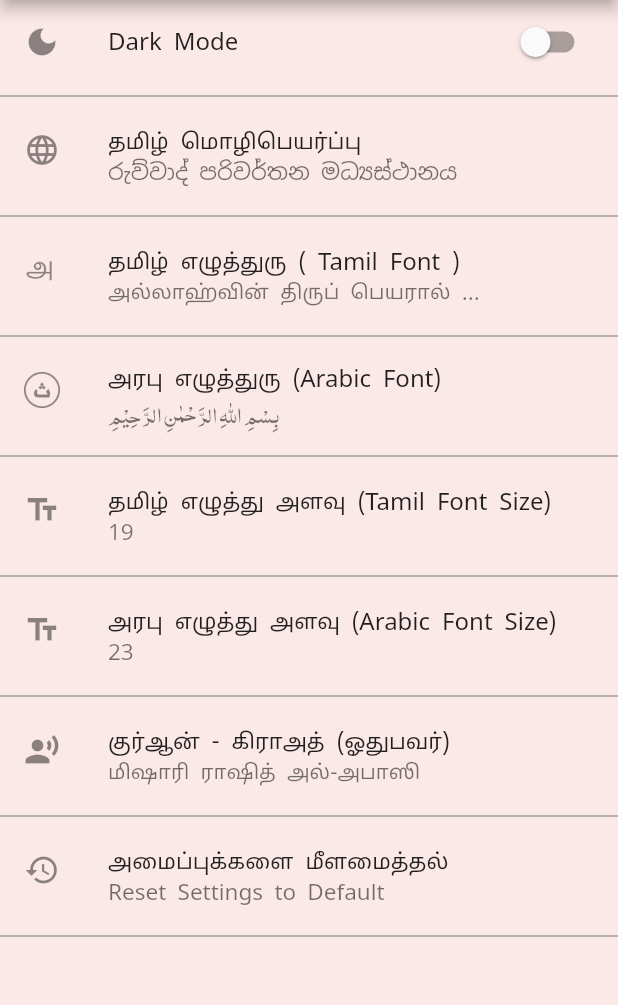
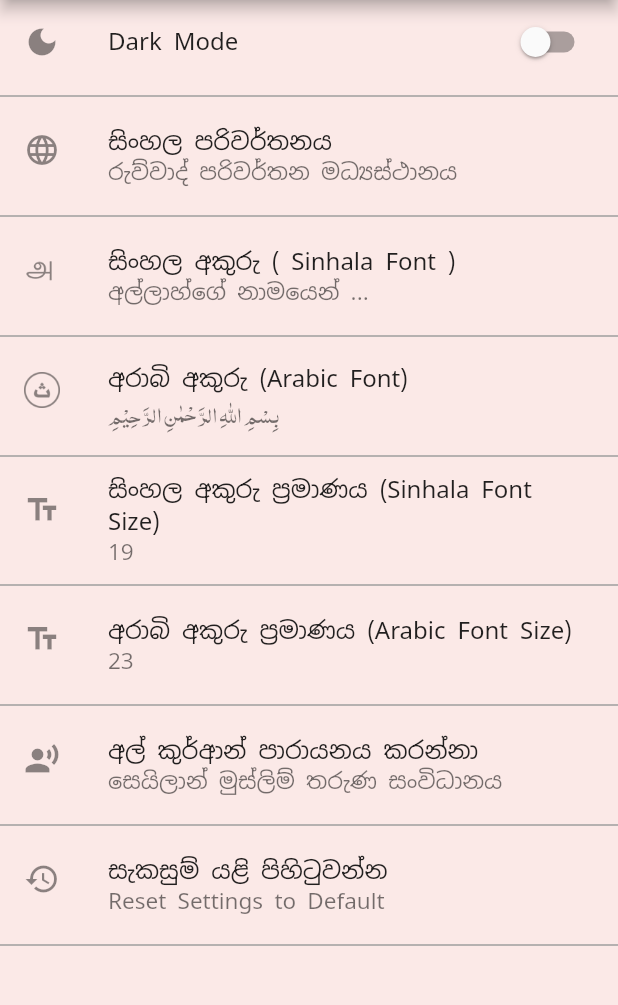
Before and after one commit to FaheemJawfar/sinhala_quran, a Flutter app: the SettingsScreen screen opened directly, on a phone screen of 412 x 824 dp, the part 84-1089 px from its top. Run offline on Flutter 3.47's test engine with Material 2 defaults, Android fonts, the phone set to English and light mode, and no system bars; our stand-ins replace device_info_plus, just_audio, just_audio_background, package_info_plus, scrollable_positioned_list, share_plus and 2 more; missing offline and left inert: custom_cupertino_picker; accounts and stored records are empty.

Commit message:
V1 is ready to publish - Alhamdulillah!

```diff
--- a/lib/app_config/color_config.dart
+++ b/lib/app_config/color_config.dart
@@ -6,9 +6,9 @@ class ColorConfig {
 
   static Color primaryColor = Colors.deepOrange;
   static Color backgroundColor = Colors.deepOrange.shade50;
-  static Color popupColor = Colors.green.shade100;
-  static Color buttonColor = Colors.green.shade700;
-
+  static Color popupColor = Colors.deepOrange.shade100;
+  static Color buttonColor = Colors.deepOrange.shade700;
+  static Color popupMenuButtonColor = Colors.deepOrange.shade100;
   static ButtonStyle darkModeButtonStyle = ButtonStyle(
     backgroundColor: MaterialStateProperty.resolveWith<Color>((Set<MaterialState> states) {
       if (states.contains(MaterialState.pressed)) {
--- a/lib/app_texts/about.dart
+++ b/lib/app_texts/about.dart
@@ -1,13 +1,13 @@
 class AboutTexts {
   // About us screen
-  static const String aboutUs = 'எம்மைப்பற்றி';
-  static const String appNameWithTranslation = 'Tamil Quran (திருக்குர்ஆன்)';
+  static const String aboutUs = 'අපි ගැන';
+  static const String appNameWithTranslation = 'Sinhala Quran \n(ශුද්ධ වූ අල්කුර්ආන්)';
   static const String aboutUsContent = '';
-  static const String developerName = '- J. பஹீம்';
+  static const String developerName = '- J. ෆහීම්';
   static const String sendFeedback =
-      'இந்த App இல் நீங்கள் காணும் தவறுகளை எமக்கு சுட்டிக்காட்டுங்கள். மேலும் உங்கள் கருத்துக்களையும் விமர்சனங்களையும் எம்முடன் பகிர்ந்து கொள்ளுங்கள்:';
+      'මෙම යෙදුමෙහි ඔබ දකින වැරදි අපට පෙන්වා දෙන්න. තව දුරටත් ඔබේ අදහස් සහ විචාරයන් සහ අපි සමඟ බෙදා ගන්න:';
   static const String developedBy = 'App designed & developed by:';
-  static const String toContact = 'தொடர்புகளுக்கு:';
-  static const String emailUs = 'Email மூலம்';
-  static const String whatsAppUs = 'WhatsApp மூலம்';
+  static const String toContact = 'සම්බන්ධතා වලට:';
+  static const String emailUs = 'ඊමේල් හරහා';
+  static const String whatsAppUs = 'WhatsApp හරහා';
 }
--- a/lib/app_texts/bookmarks.dart
+++ b/lib/app_texts/bookmarks.dart
@@ -1,7 +1,7 @@
 class BookmarksTexts {
   // Bookmarks Screen
   static const String bookmarksWillAppearHere =
-      'நீங்கள் பதிவு செய்த Bookmark களை இங்கே காணலாம்!';
+      'මෙහිදී ඔබට පිටු සලකුණු දැකිය හැක!';
 
       // Bookmark Helper
   static const String bookmarkAdded = 'Bookmark added successfully!';
--- a/lib/app_texts/common_widget_texts.dart
+++ b/lib/app_texts/common_widget_texts.dart
@@ -3,5 +3,5 @@ class CommonWidgetTexts {
   static const String selectAnItem = 'Select an item';
   static const String popUpCancel = 'Cancel';
   static const String popUpSelect = 'Select';
-  static const String settingsTranslation = 'அமைப்புகள்';
+  static const String settingsTranslation = 'සැකසුම්';
 }
--- a/lib/app_texts/home_texts.dart
+++ b/lib/app_texts/home_texts.dart
@@ -2,20 +2,20 @@ import '../app_config/app_config.dart';
 
 class HomeTexts {
     // Splash Screen
-  static const String theHolyQuran = 'திருக்குர்ஆன்';
-  static const String arabicAndTranslation = 'அரபு மூலம் மற்றும் மொழிபெயர்ப்பு';
+  static const String theHolyQuran = 'ශුද්ධ වූ අල්කුර්ආන්';
+  static const String arabicAndTranslation = 'අර්ථ විවරණය සිංහල බසින්';
 
   // Sura List Arabic Screen
   static const String verseCount = 'වැකි ගණන:';
 
   // Sura List Tamil Screen
-  static const String continueReading = 'வாசிப்பைத் தொடர்க...';
+  static const String continueReading = 'දිගටම කියවන්න...';
 
 
 // Home Screen
-  static const String translation = 'மொழிபெயர்ப்பு';
-  static const String onlyArabic = 'அரபு மூலம்';
-  static const String bookmarks = 'புத்தகக்குறிகள்';
+  static const String translation = 'පරිවර්තනය';
+  static const String onlyArabic = 'පාරායනය කරන්න';
+  static const String bookmarks = 'පිටු සලකුණු';
 
 
   // Home Screen PopUp
@@ -25,10 +25,10 @@ class HomeTexts {
   static const String aboutUs = 'About us';
   static const String supportUs = 'Support us!';
   static const String shareAppText =
-      'திருக்குர்ஆன் தமிழாக்கம் Android App இனை இப்போதே Playstore இலிருந்து பதிவிறக்கம் செய்து பயன் படுத்துங்கள்: \n${AppConfig.playStoreUrl}';
+      'Sinhala Quran App එක දැන් ප්ලේස්ටෝර් එකෙන් ඩවුන්ලෝඩ් කරලා ප්‍රයෝජන ගන්න: \n${AppConfig.playStoreUrl}';
 
 // Rate App
-  static const String feedback = 'Feedback';
+  static const String feedback = 'ප්රතිපෝෂණ';
   static const String enterFeedback = 'Enter your feedback here';
   static const String ratingCancel = 'Cancel';
   static const String pleaseEnterFeedback =
@@ -39,19 +39,19 @@ class HomeTexts {
 
 
   // Sura Verse Picker
-  static const String goToVerseHeader = 'வசனத்திற்குச் செல்க...';
+  static const String goToVerseHeader = 'වැකියට යන්න...';
 
 
   // Quran App Drawer
-  static const String appNameSubtitle = '(திருக்குர்ஆன் தமிழாக்கம்)';
-  static const String quranAudio = 'திருக்குர்ஆன் - ஆடியோ';
-  static const String explanation = 'விளக்கக் குறிப்புகள்';
-  static const String searchInQuran = 'திருக்குர்ஆனில் தேடுக';
-  static const String goToVerse = 'வசனத்திற்குச் செல்க';
-  static const String settingsTranslation = 'அமைப்புகள்';
-  static const String shareThisAppTranslation = 'செயலியைப் பகிர்க';
-  static const String rateAppTranslation = 'செயலியைத் தரப்படுத்துக';
+  static const String appNameSubtitle = '(අල්කුර්ආන් සිංහල පරිවර්තනය)';
+  static const String quranAudio = 'අල්කුර්ආන් - ශ්‍රව්‍ය';
+  static const String explanation = 'විග්‍රහයන්';
+  static const String searchInQuran = 'අල්කුර්ආනයේ සොයන්න';
+  static const String goToVerse = 'වැකියට යන්න';
+  static const String settingsTranslation = 'සැකසුම්';
+  static const String shareThisAppTranslation = 'මෙම යෙදුම බෙදාගන්න';
+  static const String rateAppTranslation = 'මෙම යෙදුම ශ්‍රේණිගත කරන්න';
   static const String checkForUpdates = 'Check for Updates';
-  static const String aboutUsTranslation = 'எம்மைப்பற்றி';
-  static const String donateUsTranslation = 'ஆதரவு வழங்க!';
+  static const String aboutUsTranslation = 'අපි ගැන';
+  static const String donateUsTranslation = 'සහයෝගය ලබා දීමට!';
 }
--- a/lib/app_texts/quran_audio_texts.dart
+++ b/lib/app_texts/quran_audio_texts.dart
@@ -4,5 +4,5 @@ class QuranAudioTexts {
       'Please check your Internet connection!';
 
   // Reciter Selector
-  static const String chooseReciter = 'ஓதுபவரைத் தேர்வு செய்க...';
+  static const String chooseReciter = 'අල් කුර්ආන් පාරායනය කරන්නා තෝරන්න..';
 }
--- a/lib/app_texts/read_quran_texts.dart
+++ b/lib/app_texts/read_quran_texts.dart
@@ -1,30 +1,30 @@
 class ReadQuranTexts {
   // Read Sura Pop Up
-  static const String goToVerseTranslation = 'வசனத்திற்குச் செல்க';
-  static const String shareThisChapter = 'அத்தியாயத்தைப் பகிர்க';
-  static const String searchInQuranTranslation = 'திருக்குர்ஆனில் தேடுக';
+  static const String goToVerseTranslation = 'වැකියට යන්න';
+  static const String shareThisChapter = 'පරිච්ඡේදය බෙදාගන්න';
+  static const String searchInQuranTranslation = 'අල්කුර්ආනයේ සොයන්න';
 
 // Show Verse
   static const String share = 'Share';
   static const String addBookmark = 'Add Bookmark';
-  static const String copyArabicAndTranslation = 'Copy Arabic + Tamil';
+  static const String copyArabicAndTranslation = 'Copy Arabic + Sinhala';
   static const String copyArabic = 'Copy Arabic';
-  static const String copyTranslation = 'Copy Tamil';
+  static const String copyTranslation = 'Copy Sinhala';
 
   // Quran Helper
   static const String languageCode = 'ta';
 
 // Verse Helper
-  static const String verseCopied = 'வசனம் பிரதி செய்யப்பட்டது!';
-  static const String holyQuran = 'திருக்குர்ஆன்';
-  static const String getTamilQuran = 'Get Tamil Quran App';
-  static const String balancedVerseCount = 'மீதமுள்ள வசனங்கள்';
+  static const String verseCopied = 'වැකිය පිටපත් කර ඇත';
+  static const String holyQuran = 'ශුද්ධ වූ අල්කුර්ආන්';
+  static const String getTamilQuran = 'Get Sinhala Quran App';
+  static const String balancedVerseCount = 'ඉතුරු වෙකි ගණන';
   static const String downloadQuranApp =
-      'அத்தியாயத்தை முழுமையாக வாசிக்க Tamil Quran (திருக்குர்ஆன்) அப்ளிகேஷனை Download செய்யவும்.';
-  static const String quranTranslation = 'திருக்குர்ஆன் தமிழாக்கம்';
-  static const String chapter = 'அத்தியாயம்';
-  static const String totalVerseCount = 'மொத்த வசனங்கள்';
-  static const String translatedBy = 'மொழிபெயர்ப்பு';
-  static const String chapterCopied = 'அத்தியாயம் பிரதி செய்யப்பட்டது!';
-  static const String noInternet = 'உங்கள் இணைய இணைப்பை சரிபார்க்கவும்!';
+      'පරිච්ඡේදය සම්පූර්ණයෙන් කියවන්න Sinhala Quran (ශුද්ධ වූ අල්කුර්ආන්) අප්ලිකේෂණ බාගත කරන්න.';
+  static const String quranTranslation = 'අර්ථ විවරණය සිංහල බසින්';
+  static const String chapter = 'පරිච්ඡේදය';
+  static const String totalVerseCount = 'වැකි ගණන';
+  static const String translatedBy = 'පරිවර්තනය';
+  static const String chapterCopied = 'පරිච්ඡේදය පිටපත් කර ඇත!';
+  static const String noInternet = 'ඔබගේ අන්තර්ජාල සම්බන්ධතාවය පරීක්ෂා කරන්න!';
 }
--- a/lib/app_texts/search_texts.dart
+++ b/lib/app_texts/search_texts.dart
@@ -1,10 +1,10 @@
 class SearchTexts {
   // Search Screen
-  static const String searchInQuran = 'திருக்குர்ஆனில் தேடுக';
-  static const String enterWordToSearch = 'தேட வேண்டிய சொல்லை உள்ளிடவும்...';
+  static const String searchInQuran = 'අල්කුර්ආනයේ සොයන්න';
+  static const String enterWordToSearch = 'සෙවිය යුතු කියමන ඇතුලත් කරන්න...';
   static const String popUpShare = 'Share';
   static const String popUpAddBookmark = 'Add Bookmark';
-  static const String popUpCopyArabicAndTranslation = 'Copy Arabic + Tamil';
+  static const String popUpCopyArabicAndTranslation = 'Copy Arabic + Sinhala';
   static const String popUpCopyArabic = 'Copy Arabic';
-  static const String popUpCopyTranslation = 'Copy Tamil';
+  static const String popUpCopyTranslation = 'Copy Sinhala';
 }
--- a/lib/app_texts/settings_texts.dart
+++ b/lib/app_texts/settings_texts.dart
@@ -2,27 +2,27 @@ class SettingsTexts {
 // Settings Screen
   static const String settings = 'Settings';
   static const String darkMode = 'Dark Mode';
-  static const String languageTranslation = 'தமிழ் மொழிபெயர்ப்பு';
+  static const String languageTranslation = 'සිංහල පරිවර්තනය';
   static const String translationIconPath = 'assets/images/tamil.png';
-  static const String translationFont = 'தமிழ் எழுத்துரு ( Tamil Font )';
-  static const String bismillahTranslation = 'அல்லாஹ்வின் திருப் பெயரால் ...';
+  static const String translationFont = 'සිංහල අකුරු ( Sinhala Font )';
+  static const String bismillahTranslation = 'අල්ලාහ්ගේ නාමයෙන් ...';
   static const String arabicIconPath = 'assets/images/arabic.png';
-  static const String arabicFont = 'அரபு எழுத்துரு (Arabic Font)';
+  static const String arabicFont = 'අරාබි අකුරු (Arabic Font)';
   static const String bismillahInArabic =
       'بِسْمِ اللهِ الرَّحْمٰنِ الرَّحِيْمِ';
   static const String translationFontSize =
-      'தமிழ் எழுத்து அளவு (Tamil Font Size)';
-  static const String arabicFontSize = 'அரபு எழுத்து அளவு (Arabic Font Size)';
-  static const String quranReciter = 'குர்ஆன் - கிராஅத் (ஓதுபவர்)';
-  static const String resetSettings = 'அமைப்புக்களை மீளமைத்தல்';
+      'සිංහල අකුරු ප්‍රමාණය (Sinhala Font Size)';
+  static const String arabicFontSize = 'අරාබි අකුරු ප්‍රමාණය (Arabic Font Size)';
+  static const String quranReciter = 'අල් කුර්ආන් පාරායනය කරන්නා';
+  static const String resetSettings = 'සැකසුම් යළි පිහිටුවන්න';
   static const String resetSettingsInfo = 'Reset Settings to Default';
   static const String resetConfirmation = 'Reset Settings?';
   static const String resetConfirmationTranslation =
-      'அமைப்புகளை மீளமைக்க வேண்டுமா?';
-  static const String no = 'இல்லை';
-  static const String yes = 'ஆம்!';
-  static const String selectTranslation = 'மொழிபெயர்ப்பைத் தேர்வு செய்க...';
+      'ඔබට සැකසුම් යළි පිහිටුවීමට අවශ්‍යද?';
+  static const String no = 'නැත';
+  static const String yes = 'ඔව්!';
+  static const String selectTranslation = 'පරිවර්තනය තෝරා ගන්න...';
   static const String popUpCancel = 'Cancel';
   static const String popUpSelect = 'Select';
-  static const String selectFont = 'எழுத்துருவைத் தேர்வு செய்க';
+  static const String selectFont = 'අකුරු තෝරා ගන්න';
 }
--- a/lib/app_texts/support_us_texts.dart
+++ b/lib/app_texts/support_us_texts.dart
@@ -1,13 +1,13 @@
 class SupportUsTexts {
 // Donation Screen
-  static const String donateUs = 'ஆதரவு வழங்க!';
+  static const String donateUs = 'සහයෝගය ලබා දීමට!';
   static const String donationScreenContent =
-      'இந்த திருக்குர்ஆன் தமிழாக்கம் அப்ளிகேசனை நாம் இலவசமாக வழங்கி வருகிறோம்.\nஎங்களுக்கு ஆதரவளிக்க விரும்பினால் கீழே உள்ள முறைகளில் உங்களது நன்கொடைகளை வழங்கலாம்.';
+      'මෙම Sinhala Quran (ශුද්ධ වූ අල්කුර්ආන්) යෙදුම අපි නොමිලයේ පිරිනමන්නෙමු.\nඅපට සහාය දැක්වීමට පහතින් ඇති ක්‍රමවේද සඳහා ඔබේ පරිත්‍යාග ලබා දිය හැක.';
   static const String sendUsingCreditDebitCards =
-      'Credit / Debit Card மூலம் அனுப்ப...';
+      'ක්‍රෙඩිට් / ඩෙබිට් කාඩ් හරහා යවන්න...';
   static const String donateUsButtonLabel = 'Donate us!';
   static const String payPalButtonLabel = 'Donate us!';
-  static const String sendViaBankTransfer = 'வங்கிக் கணக்கு மூலம் அனுப்ப...';
+  static const String sendViaBankTransfer = 'බැංකු ගිණුම හරහා යවන්න...';
   static const String bankAccountDetails = 'Bank Account Details';
   static const String bankAccName = 'Name: J. Faheem';
   static const String bankAccNumber = 'Account Number: 231020082879';
@@ -15,7 +15,7 @@ class SupportUsTexts {
   static const String bankBranchName = 'Branch: Kekirawa';
   static const String bankSwiftCode = 'Swift Code: HBLILKLX';
   static const String bankAccountDetailsTranslation =
-      'வங்கிக் கணக்கு விபரங்கள்';
+      'බැංකු ගිණුම් විස්තර';
 
-  static const String sendViaPayPal = 'PayPal மூலம் அனுப்ப...';
+  static const String sendViaPayPal = 'PayPal හරහා යවන්න...';
 }
--- a/lib/app_texts/utils_texts.dart
+++ b/lib/app_texts/utils_texts.dart
@@ -3,7 +3,7 @@ class UtilsTexts {
 
 // Launcher
   static const String mailTo = 'faheemjawfar@gmail.com';
-  static const String mailSubject = 'Tamil Quran App - Feedback';
+  static const String mailSubject = 'Sinhala Quran App - Feedback';
 
 
 }
--- a/lib/home/home_popup_menu.dart
+++ b/lib/home/home_popup_menu.dart
@@ -23,7 +23,7 @@ class _HomeScreenPopupMenuState extends State<HomeScreenPopupMenu> {
     return Padding(
         padding: const EdgeInsets.only(right: 12.0),
         child: PopupMenuButton<String>(
-          color: quranProvider.isDarkMode ? null : Colors.green.shade100,
+          color: quranProvider.isDarkMode ? null : ColorConfig.popupMenuButtonColor,
           itemBuilder: (BuildContext context) => <PopupMenuEntry<String>>[
             PopupMenuItem<String>(
               value: 'settings',
--- a/lib/providers/quran_provider.dart
+++ b/lib/providers/quran_provider.dart
@@ -32,10 +32,10 @@ class QuranProvider extends ChangeNotifier {
   };
 
   List<String> languageFontsList = const [
-    'MUktaMalar',
-    'HindMadurai',
-    'NotoSansTamil',
-    'MeeraInimai'
+    'NotoSansSinhala',
+    'NotoSerifSinhala',
+    'AbhayaLibre',
+    'Yaldevi'
   ];
 
   List<String> arabicFontsList = const [
@@ -176,13 +176,13 @@ class QuranProvider extends ChangeNotifier {
     return TextSpan(children: spans);
   }
 
-  String _tamilFont = AppConfig.appDefaultFont;
+  String _translationFont = AppConfig.appDefaultFont;
 
-  String get tamilFont => AppPreferences.getString('tamilFont') ?? _tamilFont;
+  String get translationFont => AppPreferences.getString('tamilFont') ?? _translationFont;
 
-  set tamilFont(String value) {
+  set translationFont(String value) {
     AppPreferences.setString('tamilFont', value);
-    _tamilFont = value;
+    _translationFont = value;
     notifyListeners();
   }
 
@@ -219,7 +219,7 @@ class QuranProvider extends ChangeNotifier {
     notifyListeners();
   }
 
-  String _selectedReciter = 'alafasy-pj';
+  String _selectedReciter = 'sinhala-quran-amys';
 
   String get selectedReciter =>
       AppPreferences.getString('selectedReciter') ?? _selectedReciter;
@@ -260,12 +260,12 @@ class QuranProvider extends ChangeNotifier {
   }
 
   void clearSettings() {
-    tamilFont = 'MUktaMalar';
+    translationFont = AppConfig.appDefaultFont;
     arabicFont = 'AlQalam';
     tamilFontSize = 19;
     arabicFontSize = 23;
-    selectedTranslation = 'john_trust';
-    selectedReciter = 'alafasy-pj';
+    selectedTranslation = 'rowwad';
+    selectedReciter = 'sinhala-quran-amys';
     isDarkMode = false;
   }
 }
--- a/lib/quran_audio/quran_audio_screen.dart
+++ b/lib/quran_audio/quran_audio_screen.dart
@@ -233,7 +233,7 @@ class _QuranAudioPlayerScreenState extends State<QuranAudioPlayerScreen> {
                 tileColor: selectedSuraIndex == index
                     ? quranProvider.isDarkMode
                         ? Colors.black45
-                        : Colors.green[300]
+                        : Colors.deepOrange.shade400
                     : null,
               );
             },
@@ -247,7 +247,7 @@ class _QuranAudioPlayerScreenState extends State<QuranAudioPlayerScreen> {
             padding: const EdgeInsets.all(15),
             decoration: BoxDecoration(
               color:
-                  quranProvider.isDarkMode ? Colors.black45 : Colors.green[100],
+                  quranProvider.isDarkMode ? Colors.black45 : ColorConfig.popupColor,
               borderRadius: const BorderRadius.all(
                 Radius.circular(15),
               ),
--- a/lib/quran_audio/reciter.dart
+++ b/lib/quran_audio/reciter.dart
@@ -36,34 +36,10 @@ class Reciter {
 
   static final recitersJsonList = [
     {
-      "identifier": "alafasy-pj",
+      "identifier": "sinhala-quran-amys",
       "language": "ta",
-      "name": "மிஷாரி ராஷித் அல்-அபாஸி",
-      "englishName": "Mishary Rashid Al-Afasy",
-      "format": "audio",
-      "type": "surahbysurah"
-    },
-    {
-      "identifier": "abdur-rahman-qiraath-and-tamil",
-      "language": "ta",
-      "name": "தீருவை அப்துர் ரஹ்மான்",
-      "englishName": "Professor Abdur Rahman",
-      "format": "audio",
-      "type": "surahbysurah"
-    },
-    {
-      "identifier": "al-husary-ismail-imdadi",
-      "language": "ta",
-      "name": "முஹம்மத் இஸ்மாயில் இம்தாதி",
-      "englishName": "Mahmoud Khalil Al-Husary & Muhammed Ismail Imdadi",
-      "format": "audio",
-      "type": "surahbysurah"
-    },
-    {
-      "identifier": "abdur-rahman-tamil-only",
-      "language": "ta",
-      "name": "தீருவை அப்துர் ரஹ்மான் - தமிழில் மட்டும்",
-      "englishName": "Professor Abdur Rahman",
+      "name": "සෙයිලාන් මුස්ලිම් තරුණ සංවිධානය",
+      "englishName": "Association of Muslim Youth of Sailan",
       "format": "audio",
       "type": "surahbysurah"
     },
--- a/lib/search/search_screen.dart
+++ b/lib/search/search_screen.dart
@@ -133,7 +133,7 @@ class _SearchScreenState extends State<SearchScreen> {
                               PopupMenuButton<String>(
                                 color: quranProvider.isDarkMode
                                     ? null
-                                    : Colors.green.shade100,
+                                    : ColorConfig.popupColor,
                                 onSelected: (String value) {
                                   switch (value) {
                                     case 'goToVerse':
@@ -265,7 +265,7 @@ class _SearchScreenState extends State<SearchScreen> {
                                   children: textSpans,
                                   style: TextStyle(
                                     fontSize: quranProvider.tamilFontSize,
-                                    fontFamily: quranProvider.tamilFont,
+                                    fontFamily: quranProvider.translationFont,
                                   ),
                                 ),
                               ),
--- a/lib/settings/settings_screen.dart
+++ b/lib/settings/settings_screen.dart
@@ -58,13 +58,13 @@ class _SettingsScreenState extends State<SettingsScreen> {
                   AssetImage(SettingsTexts.translationIconPath)),
               title: SettingsTexts.translationFont,
               subtitle: SettingsTexts.bismillahTranslation,
-              selectedFont: quranProvider.tamilFont,
+              selectedFont: quranProvider.translationFont,
               onTap: () => _showPopup(
                 child: ShowFontSelector(
-                  selectedFont: quranProvider.tamilFont,
+                  selectedFont: quranProvider.translationFont,
                   translationFonts: quranProvider.languageFontsList,
                   label: SettingsTexts.bismillahTranslation,
-                  onSelected: (value) => quranProvider.tamilFont = value,
+                  onSelected: (value) => quranProvider.translationFont = value,
                 ),
               ),
             ),
@@ -93,7 +93,7 @@ class _SettingsScreenState extends State<SettingsScreen> {
                   child: FontSizeSelector(
                 fontSize: quranProvider.tamilFontSize,
                 text: SettingsTexts.bismillahTranslation,
-                fontFamily: quranProvider.tamilFont,
+                fontFamily: quranProvider.translationFont,
                 onChanged: (value) {
                   quranProvider.tamilFontSize = value;
                 },
```
Also changed, not shown: lib/about/about_us.dart (+9 -9 lines), lib/read_quran/show_verse.dart (+7 -7 lines).
